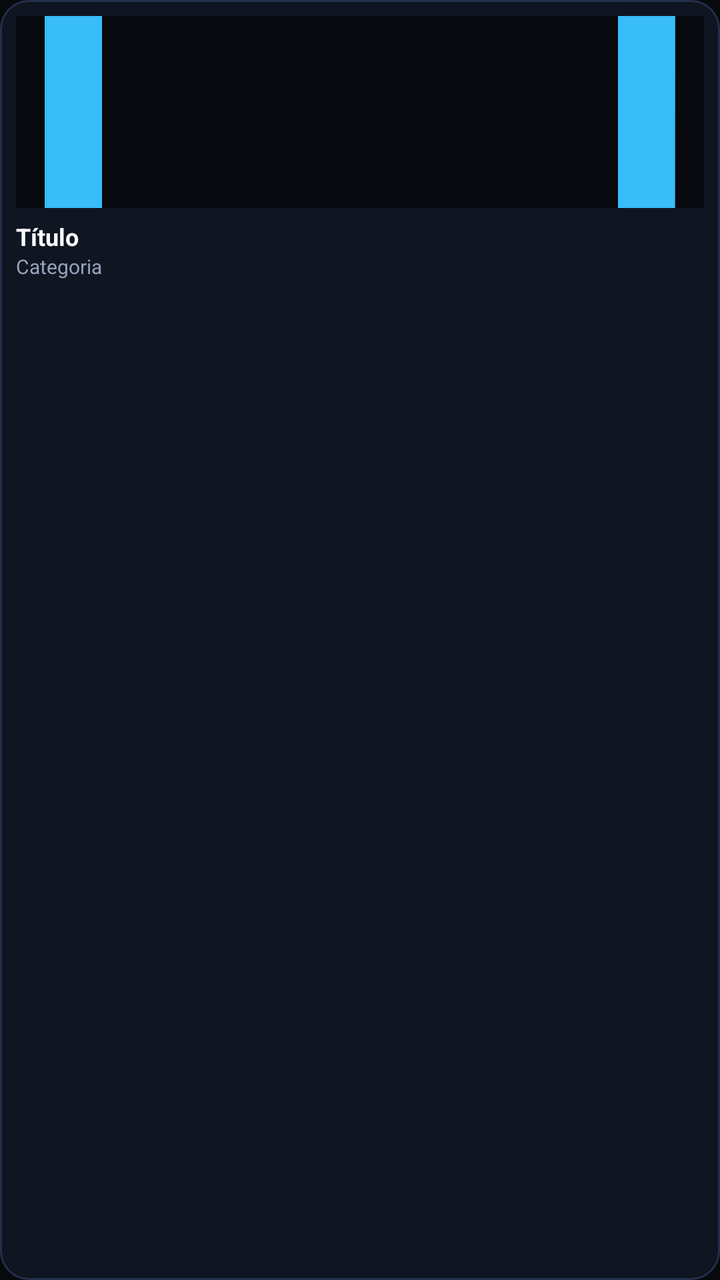
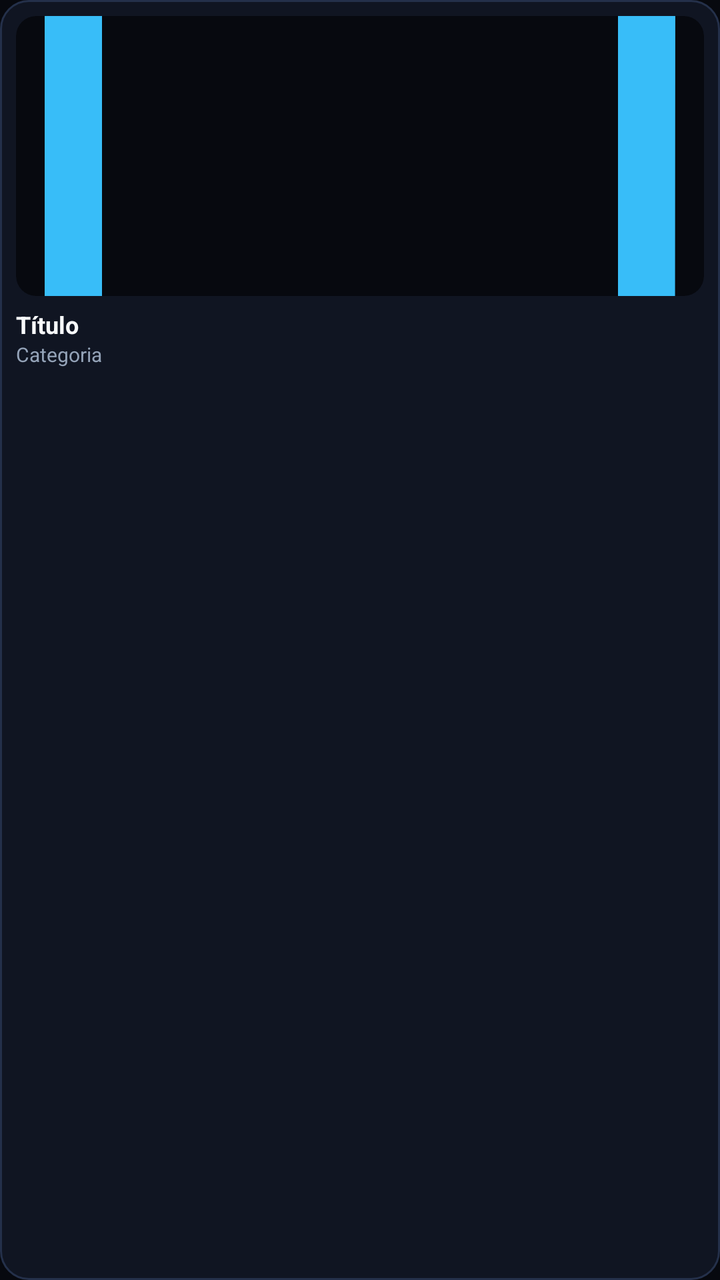

Compare the two renders of this Android layout. The source of the first and the diff that turns it into the second are given below.
<!-- AndroidManifest.xml: application theme Theme.NovaTV -->
<!-- res/layout/item_media_poster.xml -->
<?xml version="1.0" encoding="utf-8"?>
<LinearLayout xmlns:android="http://schemas.android.com/apk/res/android"
    android:layout_width="150dp"
    android:layout_height="wrap_content"
    android:layout_marginEnd="10dp"
    android:background="@drawable/selector_cinema_card"
    android:focusable="true"
    android:orientation="vertical"
    android:padding="8dp">

    <ImageView
        android:id="@+id/iv_poster"
        android:layout_width="match_parent"
        android:layout_height="96dp"
        android:background="#07090F"
        android:contentDescription="Capa"
        android:scaleType="centerCrop"
        android:src="@drawable/ic_tv_logo" />

    <ProgressBar
        android:id="@+id/pb_watch"
        style="?android:attr/progressBarStyleHorizontal"
        android:layout_width="match_parent"
        android:layout_height="4dp"
        android:layout_marginTop="4dp"
        android:progressTint="@color/accent_cyan"
        android:visibility="gone" />

    <TextView
        android:id="@+id/tv_poster_title"
        android:layout_width="match_parent"
        android:layout_height="wrap_content"
        android:layout_marginTop="6dp"
        android:ellipsize="end"
        android:maxLines="2"
        android:text="Título"
        android:textColor="@color/text_primary"
        android:textSize="12sp"
        android:textStyle="bold" />

    <TextView
        android:id="@+id/tv_poster_sub"
        android:layout_width="match_parent"
        android:layout_height="wrap_content"
        android:ellipsize="end"
        android:maxLines="1"
        android:text="Categoria"
        android:textColor="@color/text_secondary"
        android:textSize="10sp" />

</LinearLayout>
<!-- resources referenced by this layout -->
<resources>
  <color name="accent_cyan">#38BDF8</color>
  <color name="text_primary">#F8FAFC</color>
  <color name="text_secondary">#94A3B8</color>
  <!-- drawable ic_tv_logo (drawable) -->
  <vector xmlns:android="http://schemas.android.com/apk/res/android"
      android:width="24dp"
      android:height="24dp"
      android:viewportWidth="24"
      android:viewportHeight="24">
      <path
          android:fillColor="#38BDF8"
          android:pathData="M21,3L3,3c-1.1,0 -2,0.9 -2,2v12c0,1.1 0.9,2 2,2h5v2h8v-2h5c1.1,0 1.99,-0.9 1.99,-2L23,5c0,-1.1 -0.9,-2 -2,-2zM21,17L3,17L3,5h18v12z" />
  </vector>
  <!-- drawable selector_cinema_card (drawable) -->
  <?xml version="1.0" encoding="utf-8"?>
  <selector xmlns:android="http://schemas.android.com/apk/res/android">
      <item android:state_focused="true">
          <shape android:shape="rectangle">
              <solid android:color="#1E293B" />
              <stroke android:width="3dp" android:color="#38BDF8" />
              <corners android:radius="14dp" />
          </shape>
      </item>
      <item android:state_pressed="true">
          <shape android:shape="rectangle">
              <solid android:color="#23304A" />
              <stroke android:width="2dp" android:color="#3B82F6" />
              <corners android:radius="14dp" />
          </shape>
      </item>
      <item>
          <shape android:shape="rectangle">
              <solid android:color="#101522" />
              <stroke android:width="1dp" android:color="#24304A" />
              <corners android:radius="14dp" />
          </shape>
      </item>
  </selector>
  <style name="Theme.NovaTV" parent="Theme.Material3.Dark.NoActionBar">
          <item name="colorPrimary">@color/accent_primary</item>
          <item name="colorSecondary">@color/accent_cyan</item>
          <item name="android:windowBackground">@color/bg_cinema</item>
          <item name="android:statusBarColor">@color/bg_cinema</item>
          <item name="android:navigationBarColor">@color/bg_cinema</item>
      </style>
  <color name="accent_primary">#3B82F6</color>
  <color name="bg_cinema">#07090F</color>
</resources>

<!-- the commit's change to res/layout/item_media_poster.xml (unified diff, before → after) -->
@@ -11,8 +11,9 @@
     <ImageView
         android:id="@+id/iv_poster"
         android:layout_width="match_parent"
-        android:layout_height="96dp"
-        android:background="#07090F"
+        android:layout_height="140dp"
+        android:background="@drawable/bg_poster_rounded"
+        android:clipToOutline="true"
         android:contentDescription="Capa"
         android:scaleType="centerCrop"
         android:src="@drawable/ic_tv_logo" />
<!-- resource entries referenced after the edit -->
@@ -3,6 +3,12 @@
   <color name="accent_cyan">#38BDF8</color>
   <color name="text_primary">#F8FAFC</color>
   <color name="text_secondary">#94A3B8</color>
+  <!-- drawable bg_poster_rounded (drawable) -->
+  <?xml version="1.0" encoding="utf-8"?>
+  <shape xmlns:android="http://schemas.android.com/apk/res/android" android:shape="rectangle">
+      <solid android:color="#07090F" />
+      <corners android:radius="10dp" />
+  </shape>
   <!-- drawable ic_tv_logo (drawable) -->
   <vector xmlns:android="http://schemas.android.com/apk/res/android"
       android:width="24dp"
